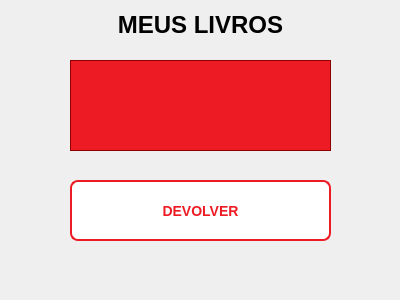
The window that GUI_BIBLIOTECA/userbookswindow.ui (gabriotz/Project-edoo) describes before a commit, drawn with Qt 5.
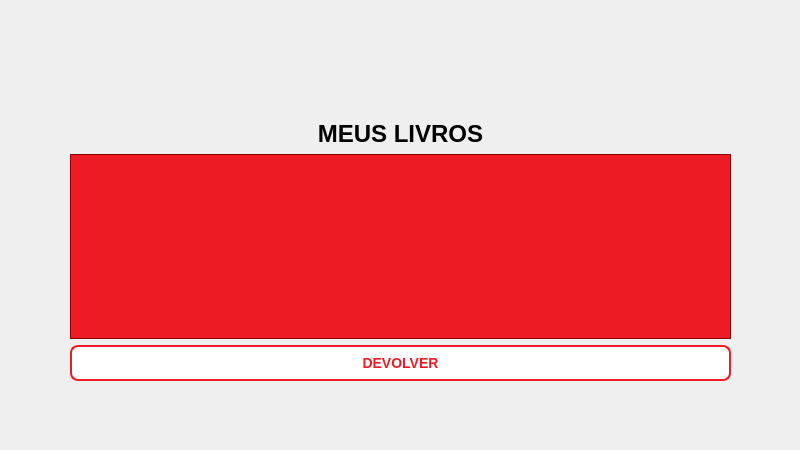
The same window after the commit.

Patch:
```diff
--- a/GUI_BIBLIOTECA/userbookswindow.ui
+++ b/GUI_BIBLIOTECA/userbookswindow.ui
@@ -6,8 +6,8 @@
    <rect>
     <x>0</x>
     <y>0</y>
-    <width>400</width>
-    <height>300</height>
+    <width>800</width>
+    <height>450</height>
    </rect>
   </property>
   <property name="windowTitle">
@@ -16,59 +16,66 @@
   <property name="styleSheet">
    <string notr="true"/>
   </property>
-  <widget class="QLabel" name="label">
+  <widget class="QWidget" name="">
    <property name="geometry">
     <rect>
-     <x>0</x>
-     <y>10</y>
-     <width>401</width>
-     <height>31</height>
-    </rect>
-   </property>
-   <property name="text">
-    <string>&lt;html&gt;&lt;head/&gt;&lt;body&gt;&lt;p align=&quot;center&quot;&gt;&lt;span style=&quot; font-size:18pt; font-weight:700;&quot;&gt;MEUS LIVROS&lt;/span&gt;&lt;/p&gt;&lt;/body&gt;&lt;/html&gt;</string>
-   </property>
-  </widget>
-  <widget class="QPushButton" name="returnButton">
-   <property name="geometry">
-    <rect>
      <x>70</x>
-     <y>180</y>
-     <width>261</width>
-     <height>61</height>
+     <y>70</y>
+     <width>661</width>
+     <height>311</height>
     </rect>
    </property>
-   <property name="styleSheet">
-    <string notr="true">background-color: white;
-color: #ED1C24;
-border: 2px solid #ED1C24;
-padding: 8px 16px;
-font-size: 14px;
-font-weight: bold;
-border-radius: 8px;</string>
-   </property>
-   <property name="text">
-    <string>DEVOLVER</string>
-   </property>
-  </widget>
-  <widget class="QListWidget" name="myBooksListWidget">
-   <property name="geometry">
-    <rect>
-     <x>70</x>
-     <y>60</y>
-     <width>261</width>
-     <height>91</height>
-    </rect>
-   </property>
-   <property name="styleSheet">
-    <string notr="true">    background-color: #ED1C24; /* Fundo vermelho CIn */
+   <layout class="QVBoxLayout" name="verticalLayout_2">
+    <item>
+     <spacer name="verticalSpacer">
+      <property name="orientation">
+       <enum>Qt::Orientation::Vertical</enum>
+      </property>
+      <property name="sizeHint" stdset="0">
+       <size>
+        <width>20</width>
+        <height>58</height>
+       </size>
+      </property>
+     </spacer>
+    </item>
+    <item>
+     <widget class="QLabel" name="label">
+      <property name="text">
+       <string>&lt;html&gt;&lt;head/&gt;&lt;body&gt;&lt;p align=&quot;center&quot;&gt;&lt;span style=&quot; font-size:18pt; font-weight:700;&quot;&gt;MEUS LIVROS&lt;/span&gt;&lt;/p&gt;&lt;/body&gt;&lt;/html&gt;</string>
+      </property>
+     </widget>
+    </item>
+    <item>
+     <widget class="QListWidget" name="myBooksListWidget">
+      <property name="styleSheet">
+       <string notr="true">    background-color: #ED1C24; /* Fundo vermelho CIn */
     color: white; /* Texto branco */
     padding: 5px;
     border: 1px solid #8B0000; /* Borda entre as seções */
     font-family: &quot;Segoe UI&quot;;
     font-weight: bold;
     font-size: 10pt;</string>
-   </property>
+      </property>
+     </widget>
+    </item>
+    <item>
+     <widget class="QPushButton" name="returnButton">
+      <property name="styleSheet">
+       <string notr="true">background-color: white;
+color: #ED1C24;
+border: 2px solid #ED1C24;
+padding: 8px 16px;
+font-size: 14px;
+font-weight: bold;
+border-radius: 8px;</string>
+      </property>
+      <property name="text">
+       <string>DEVOLVER</string>
+      </property>
+     </widget>
+    </item>
+   </layout>
   </widget>
  </widget>
  <resources/>
```
